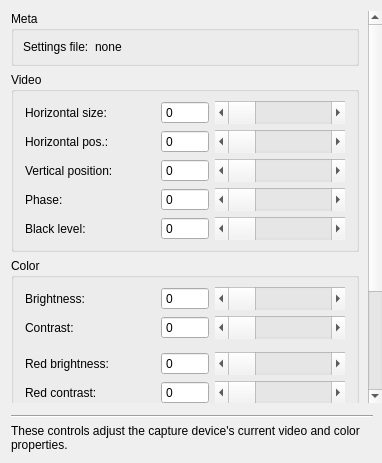
Before: the Qt Designer form src/display/qt/dialogs/ui/video_and_color_dialog.ui in mrehkopf/vcs, drawn with Qt 5.
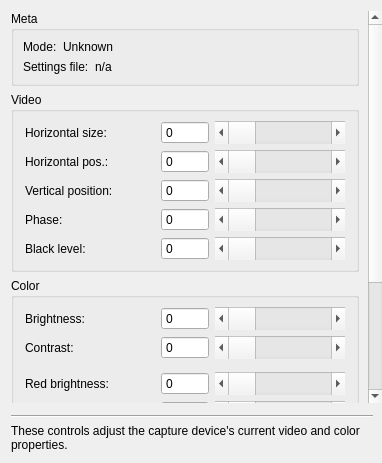
After: the same form once the commit is applied.

Commit message: GUI/video dialog: Display current video mode

The edit to the form file:
```diff
--- a/src/display/qt/dialogs/ui/video_and_color_dialog.ui
+++ b/src/display/qt/dialogs/ui/video_and_color_dialog.ui
@@ -13,7 +13,7 @@
   <property name="windowTitle">
    <string>Dialog</string>
   </property>
-  <layout class="QVBoxLayout" name="verticalLayout_4">
+  <layout class="QVBoxLayout" name="verticalLayout_3">
    <property name="rightMargin">
     <number>0</number>
    </property>
@@ -29,9 +29,9 @@
       <property name="geometry">
        <rect>
         <x>0</x>
-        <y>-191</y>
+        <y>0</y>
         <width>357</width>
-        <height>575</height>
+        <height>600</height>
        </rect>
       </property>
       <layout class="QVBoxLayout" name="verticalLayout">
@@ -55,22 +55,37 @@
          <property name="title">
           <string>Meta</string>
          </property>
-         <layout class="QVBoxLayout" name="verticalLayout_3">
-          <property name="spacing">
-           <number>6</number>
-          </property>
-          <property name="leftMargin">
-           <number>9</number>
-          </property>
-          <property name="rightMargin">
-           <number>9</number>
-          </property>
+         <layout class="QVBoxLayout" name="verticalLayout_4">
           <item>
-           <layout class="QHBoxLayout" name="horizontalLayout" stretch="0,1">
+           <layout class="QHBoxLayout" name="horizontalLayout">
+            <item>
+             <widget class="QLabel" name="label_14">
+              <property name="sizePolicy">
+               <sizepolicy hsizetype="Fixed" vsizetype="Preferred">
+                <horstretch>0</horstretch>
+                <verstretch>0</verstretch>
+               </sizepolicy>
+              </property>
+              <property name="text">
+               <string>Mode:</string>
+              </property>
+             </widget>
+            </item>
+            <item>
+             <widget class="QLabel" name="label_currentInputMode">
+              <property name="text">
+               <string>Unknown</string>
+              </property>
+             </widget>
+            </item>
+           </layout>
+          </item>
+          <item>
+           <layout class="QHBoxLayout" name="horizontalLayout_2">
             <item>
              <widget class="QLabel" name="label_15">
               <property name="sizePolicy">
-               <sizepolicy hsizetype="Maximum" vsizetype="Preferred">
+               <sizepolicy hsizetype="Fixed" vsizetype="Preferred">
                 <horstretch>0</horstretch>
                 <verstretch>0</verstretch>
                </sizepolicy>
@@ -83,7 +98,7 @@
             <item>
              <widget class="QLabel" name="label_settingsFilename">
               <property name="text">
-               <string>none</string>
+               <string>n/a</string>
               </property>
              </widget>
             </item>
```
The commit also changes 3 other files.
